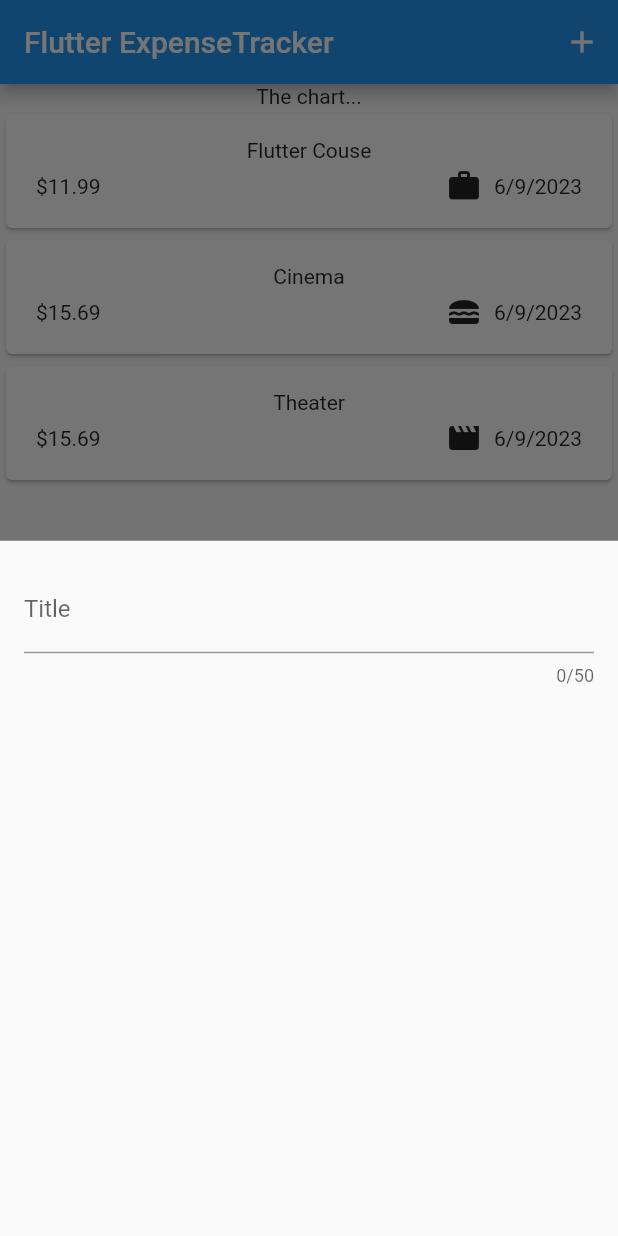
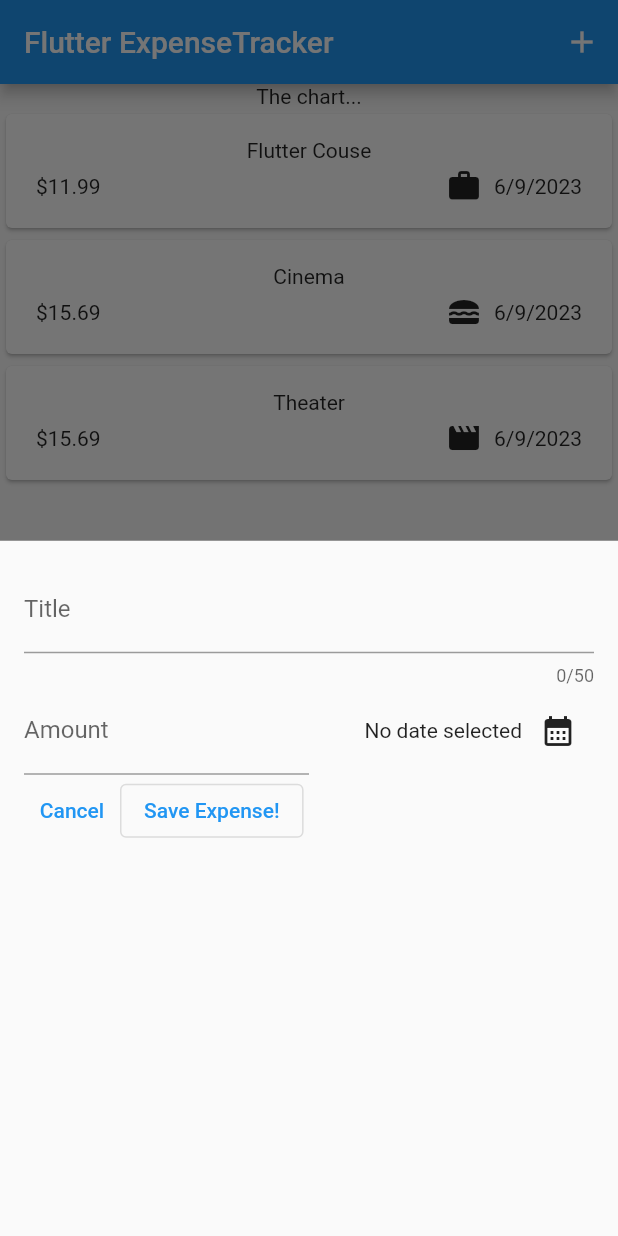
Before and after one commit to kelvinalmeida/Flutter_expense_tracker, a Flutter app: the screen it shows after launch, after a tap on the "add" icon, on a phone screen of 412 x 824 dp. Run offline on Flutter 3.47's test engine with Material 2 defaults, Android fonts, the phone set to English and light mode, and no system bars.

Commit message:
Update new_expense.dart

```diff
--- a/lib/widgets/new_expense.dart
+++ b/lib/widgets/new_expense.dart
@@ -1,4 +1,5 @@
 import 'package:flutter/material.dart';
+import 'package:expense_tracker/models/expense.dart';
 
 class NewExpense extends StatefulWidget {
   const NewExpense({super.key});
@@ -10,18 +11,88 @@ class NewExpense extends StatefulWidget {
 }
 
 class _NewExpenseState extends State<NewExpense> {
+  final _titleControler = TextEditingController();
+  final _amountControler = TextEditingController();
+  DateTime? _selectedDate;
+
+  void _presentDatePiker() async {
+    final now = DateTime.now();
+    final firstDate = DateTime(now.year - 1, now.month, now.day);
+
+    final pickedDate = await showDatePicker(
+      context: context,
+      initialDate: now,
+      firstDate: firstDate,
+      lastDate: now,
+    );
+
+    setState(() {
+      _selectedDate = pickedDate;
+    });
+  }
+
+  @override
+  void dispose() {
+    _titleControler.dispose();
+    _amountControler.dispose();
+    super.dispose();
+  }
+
   @override
   Widget build(BuildContext context) {
-    return const Padding(
-      padding: EdgeInsets.all(16),
+    return Padding(
+      padding: const EdgeInsets.all(16),
       child: Column(
         children: [
           TextField(
+            controller: _titleControler,
             maxLength: 50,
-            decoration: InputDecoration(
+            decoration: const InputDecoration(
               label: Text('Title'),
             ),
-          )
+          ),
+          Row(
+            children: [
+              Expanded(
+                child: TextField(
+                  controller: _amountControler,
+                  keyboardType: TextInputType.number,
+                  decoration: const InputDecoration(
+                    prefixText: '\$ ',
+                    label: Text('Amount'),
+                  ),
+                ),
+              ),
+              Expanded(
+                  child: Row(
+                mainAxisAlignment: MainAxisAlignment.end,
+                crossAxisAlignment: CrossAxisAlignment.center,
+                children: [
+                  Text(_selectedDate == null
+                      ? 'No date selected'
+                      : formatter.format(_selectedDate!)),
+                  IconButton(
+                      onPressed: _presentDatePiker,
+                      icon: const Icon(
+                        Icons.calendar_month,
+                      ))
+                ],
+              )),
+            ],
+          ),
+          Row(children: [
+            TextButton(
+                onPressed: () {
+                  Navigator.pop(context);
+                },
+                child: const Text('Cancel')),
+            OutlinedButton(
+                onPressed: () {
+                  print(_titleControler.text);
+                  print(_amountControler.text);
+                },
+                child: const Text('Save Expense!')),
+          ]),
         ],
       ),
     );
```
